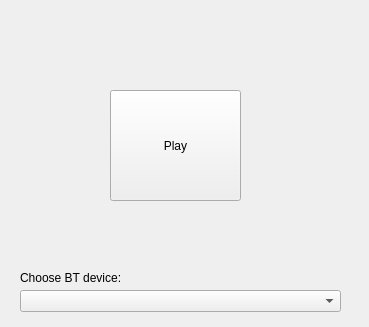
Above: hmi/media/media_screen.ui from DMirella/HUApp before the change. Below: the same form after it.
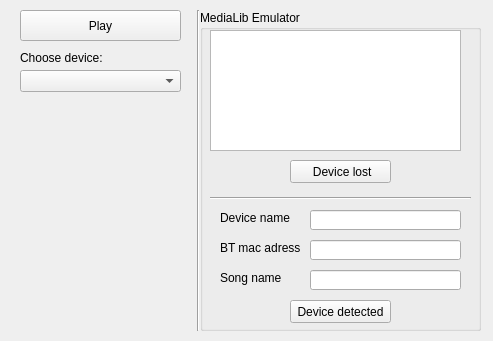
That is the form after the change.

Commit message: [Media] implemented emulator for Media

The edit to the form file:
```diff
--- a/hmi/media/media_screen.ui
+++ b/hmi/media/media_screen.ui
@@ -6,8 +6,8 @@
    <rect>
     <x>0</x>
     <y>0</y>
-    <width>369</width>
-    <height>327</height>
+    <width>493</width>
+    <height>341</height>
    </rect>
   </property>
   <property name="windowTitle">
@@ -18,8 +18,8 @@
     <property name="geometry">
      <rect>
       <x>20</x>
-      <y>290</y>
-      <width>321</width>
+      <y>70</y>
+      <width>161</width>
       <height>22</height>
      </rect>
     </property>
@@ -28,28 +28,172 @@
     <property name="geometry">
      <rect>
       <x>20</x>
-      <y>270</y>
+      <y>50</y>
       <width>101</width>
       <height>16</height>
      </rect>
     </property>
     <property name="text">
-     <string>Choose BT device:</string>
+     <string>Choose device:</string>
     </property>
    </widget>
    <widget class="QPushButton" name="pushButton">
     <property name="geometry">
      <rect>
-      <x>110</x>
-      <y>90</y>
-      <width>131</width>
-      <height>111</height>
+      <x>20</x>
+      <y>10</y>
+      <width>161</width>
+      <height>31</height>
      </rect>
     </property>
     <property name="text">
      <string>Play</string>
     </property>
    </widget>
+   <widget class="QGroupBox" name="groupBox">
+    <property name="geometry">
+     <rect>
+      <x>200</x>
+      <y>10</y>
+      <width>281</width>
+      <height>321</height>
+     </rect>
+    </property>
+    <property name="title">
+     <string>MediaLib Emulator</string>
+    </property>
+    <widget class="QPushButton" name="pushButton_2">
+     <property name="geometry">
+      <rect>
+       <x>90</x>
+       <y>290</y>
+       <width>101</width>
+       <height>23</height>
+      </rect>
+     </property>
+     <property name="text">
+      <string>Device detected</string>
+     </property>
+    </widget>
+    <widget class="QPushButton" name="pushButton_3">
+     <property name="geometry">
+      <rect>
+       <x>90</x>
+       <y>150</y>
+       <width>101</width>
+       <height>23</height>
+      </rect>
+     </property>
+     <property name="text">
+      <string> Device lost</string>
+     </property>
+    </widget>
+    <widget class="QLineEdit" name="lineEdit">
+     <property name="geometry">
+      <rect>
+       <x>110</x>
+       <y>200</y>
+       <width>151</width>
+       <height>20</height>
+      </rect>
+     </property>
+    </widget>
+    <widget class="QLineEdit" name="lineEdit_2">
+     <property name="geometry">
+      <rect>
+       <x>110</x>
+       <y>230</y>
+       <width>151</width>
+       <height>20</height>
+      </rect>
+     </property>
+    </widget>
+    <widget class="QLabel" name="label_2">
+     <property name="geometry">
+      <rect>
+       <x>20</x>
+       <y>200</y>
+       <width>71</width>
+       <height>16</height>
+      </rect>
+     </property>
+     <property name="text">
+      <string>Device name</string>
+     </property>
+    </widget>
+    <widget class="Line" name="line_2">
+     <property name="geometry">
+      <rect>
+       <x>10</x>
+       <y>180</y>
+       <width>261</width>
+       <height>16</height>
+      </rect>
+     </property>
+     <property name="orientation">
+      <enum>Qt::Horizontal</enum>
+     </property>
+    </widget>
+    <widget class="QLabel" name="label_3">
+     <property name="geometry">
+      <rect>
+       <x>20</x>
+       <y>230</y>
+       <width>91</width>
+       <height>16</height>
+      </rect>
+     </property>
+     <property name="text">
+      <string>BT mac adress</string>
+     </property>
+    </widget>
+    <widget class="QListWidget" name="listWidget">
+     <property name="geometry">
+      <rect>
+       <x>10</x>
+       <y>20</y>
+       <width>251</width>
+       <height>121</height>
+      </rect>
+     </property>
+    </widget>
+    <widget class="QLineEdit" name="lineEdit_3">
+     <property name="geometry">
+      <rect>
+       <x>110</x>
+       <y>260</y>
+       <width>151</width>
+       <height>20</height>
+      </rect>
+     </property>
+    </widget>
+    <widget class="QLabel" name="label_4">
+     <property name="geometry">
+      <rect>
+       <x>20</x>
+       <y>260</y>
+       <width>91</width>
+       <height>16</height>
+      </rect>
+     </property>
+     <property name="text">
+      <string>Song name</string>
+     </property>
+    </widget>
+   </widget>
+   <widget class="Line" name="line">
+    <property name="geometry">
+     <rect>
+      <x>190</x>
+      <y>10</y>
+      <width>16</width>
+      <height>321</height>
+     </rect>
+    </property>
+    <property name="orientation">
+     <enum>Qt::Vertical</enum>
+    </property>
+   </widget>
   </widget>
  </widget>
  <resources/>
```
The commit also changes 10 other files.
